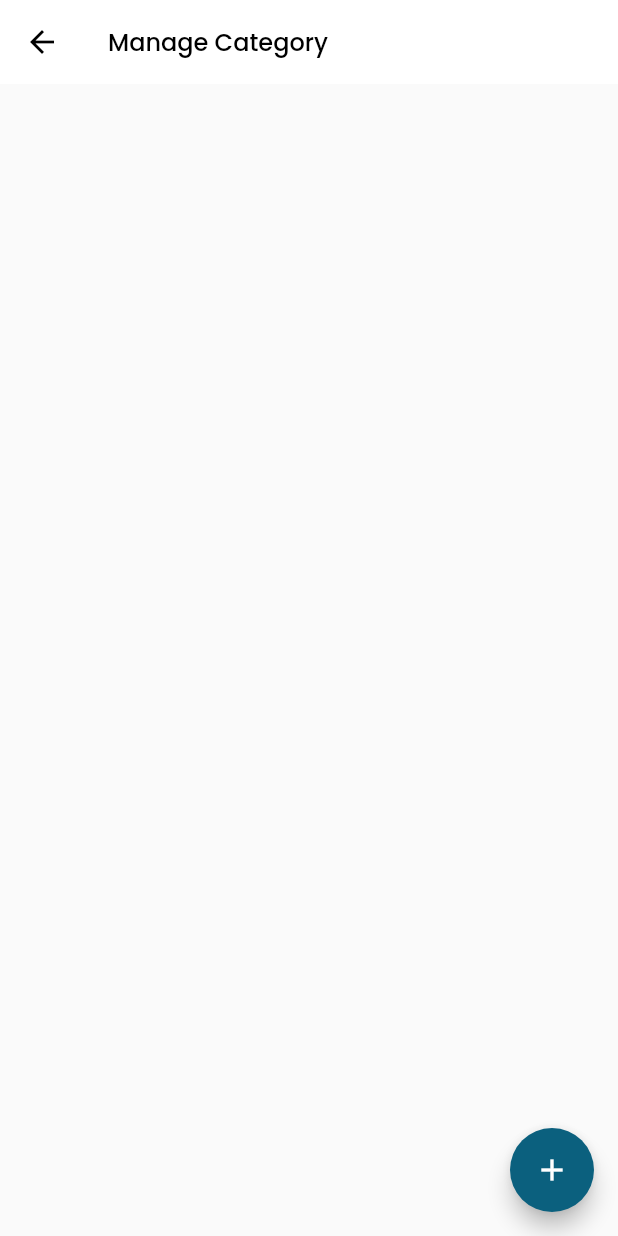
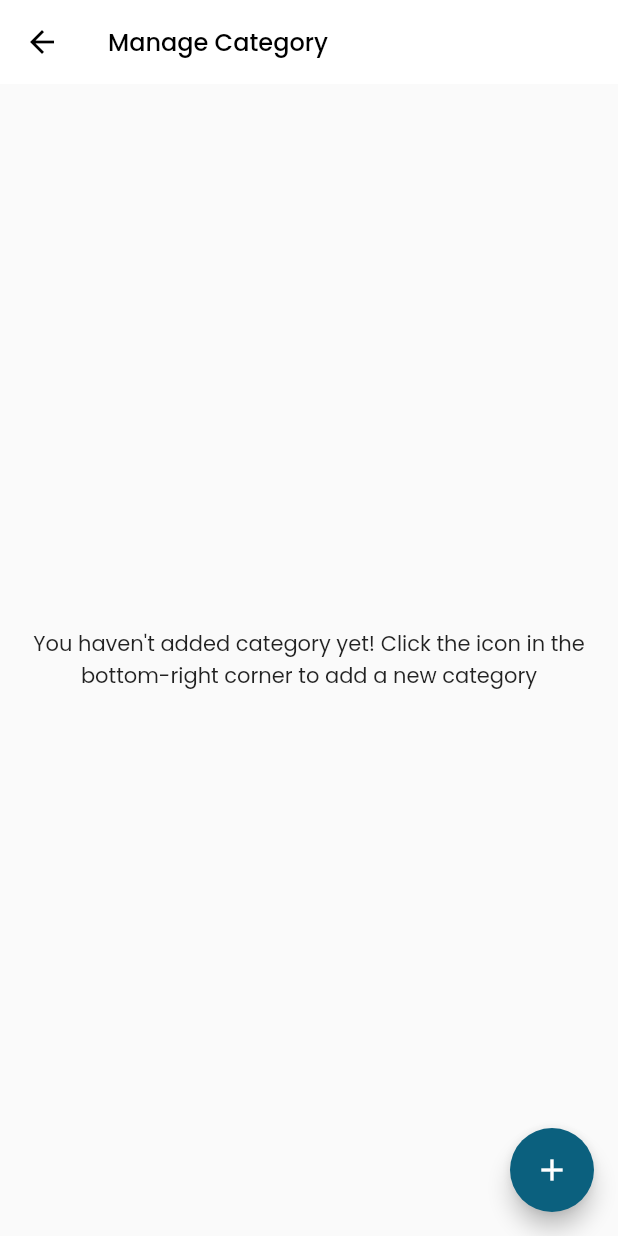
Before and after one commit to dillaasya/surya_mart_admin, a Flutter app: the CategoryPage screen opened directly, on a phone screen of 412 x 824 dp. Run offline on Flutter 3.47's test engine with Material 2 defaults, Android fonts, the phone set to English and light mode, and no system bars; our stand-ins replace cloud_firestore, expandable_text, firebase_core, firebase_storage, flutter_rating_bar, flutter_slidable and 2 more; accounts and stored records are empty; statements that could not run were skipped.

Commit message:
fix input format type

```diff
--- a/lib/presentation/page/add_category.dart
+++ b/lib/presentation/page/add_category.dart
@@ -1,5 +1,6 @@
 import 'package:cloud_firestore/cloud_firestore.dart';
 import 'package:flutter/material.dart';
+import 'package:flutter/services.dart';
 import 'package:google_fonts/google_fonts.dart';
 
 class AddCategory extends StatefulWidget {
@@ -147,6 +148,11 @@ class _AddCategoryState extends State<AddCategory> {
                                     return 'It can\'t be empty!';
                                   }
                                 },
+                                inputFormatters: [
+                                  FilteringTextInputFormatter.allow(RegExp('[a-zA-Z|\\ ]')),
+                                  LengthLimitingTextInputFormatter(25),
+                                ],
+
                                 style: GoogleFonts.poppins(),
                                 controller: nameController,
                                 decoration: InputDecoration(
--- a/lib/presentation/page/category_page.dart
+++ b/lib/presentation/page/category_page.dart
@@ -40,14 +40,14 @@ class _CategoryProductState extends State<CategoryPage> {
 
     void onDeleteCollection(String id, String categoryName) async {
       await category.doc(id).delete().whenComplete(
-            () => product.where('category', isEqualTo: categoryName).get().then(
-                  (value) {
-
+            () => product
+                .where('category', isEqualTo: categoryName)
+                .get()
+                .then((value) {
               for (var element in value.docs) {
                 updateCategoryProduct(element.id);
               }
-                  }
-                ),
+            }),
           );
     }
 
@@ -71,6 +71,7 @@ class _CategoryProductState extends State<CategoryPage> {
                 if (snapshot.connectionState == ConnectionState.none) {
                   return const Icon(Icons.hourglass_empty_rounded);
                 } else if (snapshot.connectionState == ConnectionState.active) {
+                  if (snapshot.data!.docs.isNotEmpty) {
                     return ListView.builder(
                         padding: const EdgeInsets.all(8),
                         itemCount: snapshot.data?.docs.length,
@@ -101,8 +102,8 @@ class _CategoryProductState extends State<CategoryPage> {
                                       onPressed: (context) {
                                         onDeleteCollection(
                                             ds!.id,
-                                          (ds.data()
-                                              as Map<String, dynamic>)["name"]);
+                                            (ds.data() as Map<String, dynamic>)[
+                                                "name"]);
                                       },
                                       backgroundColor: Colors.redAccent,
                                       foregroundColor: Colors.white,
@@ -154,6 +155,20 @@ class _CategoryProductState extends State<CategoryPage> {
                           );
                         });
                   } else {
+                    return Padding(
+                      padding: const EdgeInsets.all(20),
+                      child: Center(
+                        child: Text(
+                          'You haven\'t added category yet! Click the icon in the bottom-right corner to add a new category',
+                          style: GoogleFonts.poppins(
+                            fontWeight: FontWeight.w400,
+                          ),
+                          textAlign: TextAlign.center,
+                        ),
+                      ),
+                    );
+                  }
+                } else {
                   return const Center(child: CircularProgressIndicator());
                 }
               }),
--- a/lib/presentation/page/edit_category.dart
+++ b/lib/presentation/page/edit_category.dart
@@ -1,5 +1,6 @@
 import 'package:cloud_firestore/cloud_firestore.dart';
 import 'package:flutter/material.dart';
+import 'package:flutter/services.dart';
 import 'package:google_fonts/google_fonts.dart';
 
 class EditCategory extends StatefulWidget {
@@ -188,6 +189,11 @@ class _EditCategoryState extends State<EditCategory> {
                                     return 'It can\'t be empty!';
                                   }
                                 },
+                                inputFormatters: [
+                                  FilteringTextInputFormatter.allow(RegExp('[a-zA-Z|\\ ]')),
+                                  LengthLimitingTextInputFormatter(25),
+                                ],
+
                                 style: GoogleFonts.poppins(),
                                 controller: nameController,
                                 decoration: InputDecoration(
--- a/lib/presentation/page/order_page.dart
+++ b/lib/presentation/page/order_page.dart
@@ -234,7 +234,7 @@ class _OrderPageState extends State<OrderPage> {
                                               CrossAxisAlignment.center,
                                           children: [
                                             Text(
-                                              'Kirimkan Pesanan',
+                                              'Deliver Order',
                                               style: GoogleFonts.poppins(
                                                   color: Colors.white,
                                                   fontSize: 15,
```
Also changed, not shown: lib/presentation/page/add_product.dart (+13 -4 lines), lib/presentation/page/articel_page.dart (+26 -4 lines), lib/presentation/page/edit_product.dart (+42 -1 lines). Lines whose indentation alone changed are shown as unchanged.
